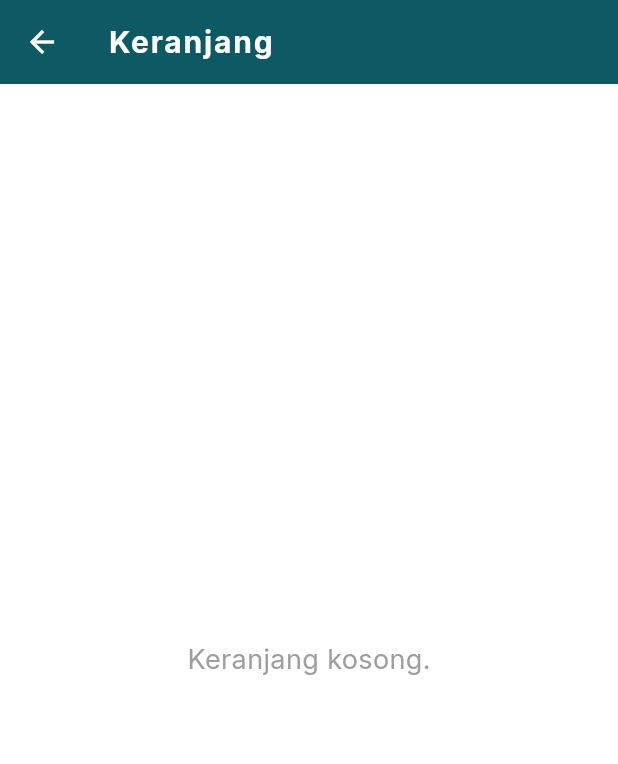
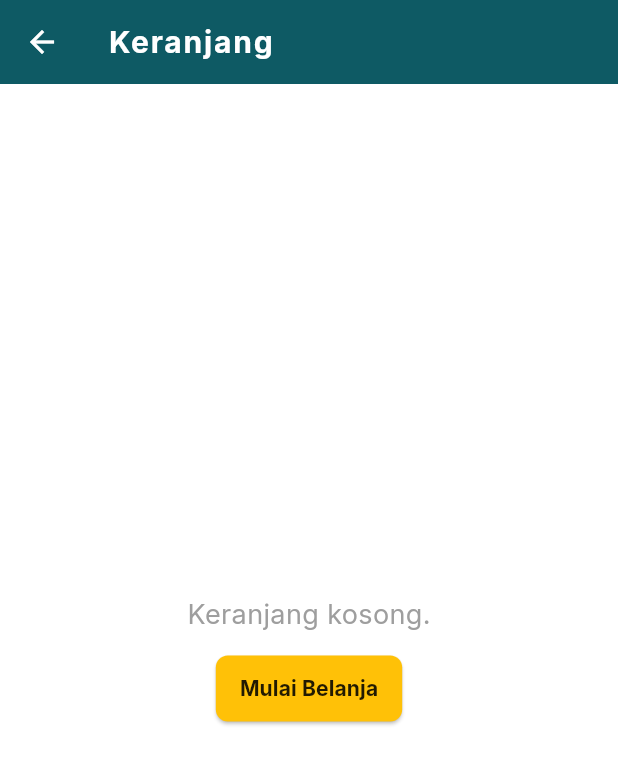
Before and after one commit to PBP-B01/getfittoday_mobile, a Flutter app: the CartPage screen opened directly, on a phone screen of 412 x 824 dp. Shown: the top 764 px of the screen. Run offline on Flutter 3.47's test engine with Material 3 defaults, Android fonts, the light colour scheme and no system bars; our stand-ins replace flutter_dotenv, geolocator, google_fonts, google_maps_flutter; missing offline and left inert: dart:html, pbp_django_auth.

Commit message:
Add Mulai Belanja button when cart empty

```diff
--- a/lib/screens/cart_page.dart
+++ b/lib/screens/cart_page.dart
@@ -40,8 +40,35 @@ class _CartPageState extends State<CartPage> {
           if (snapshot.connectionState == ConnectionState.waiting) {
             return const Center(child: CircularProgressIndicator());
           } else if (!snapshot.hasData || snapshot.data!.items.isEmpty) {
-            return const Center(
-              child: Text("Keranjang kosong.", style: TextStyle(fontSize: 18, color: Colors.grey)),
+            return Center(
+              child: Column(
+                mainAxisAlignment: MainAxisAlignment.center,
+                children: [
+                  const Text(
+                    "Keranjang kosong.",
+                    style: TextStyle(fontSize: 18, color: Colors.grey),
+                  ),
+                  const SizedBox(height: 12),
+                  ElevatedButton(
+                    style: ElevatedButton.styleFrom(
+                      backgroundColor: Colors.amber,
+                      foregroundColor: Colors.black87,
+                      padding: const EdgeInsets.symmetric(horizontal: 16, vertical: 12),
+                      shape: RoundedRectangleBorder(borderRadius: BorderRadius.circular(8)),
+                    ),
+                    onPressed: () {
+                      Navigator.pushReplacement(
+                        context,
+                        MaterialPageRoute(builder: (_) => const ProductEntryListPage()),
+                      );
+                    },
+                    child: const Text(
+                      "Mulai Belanja",
+                      style: TextStyle(fontWeight: FontWeight.w700),
+                    ),
+                  ),
+                ],
+              ),
             );
           } else {
             final cart = snapshot.data!;
```
